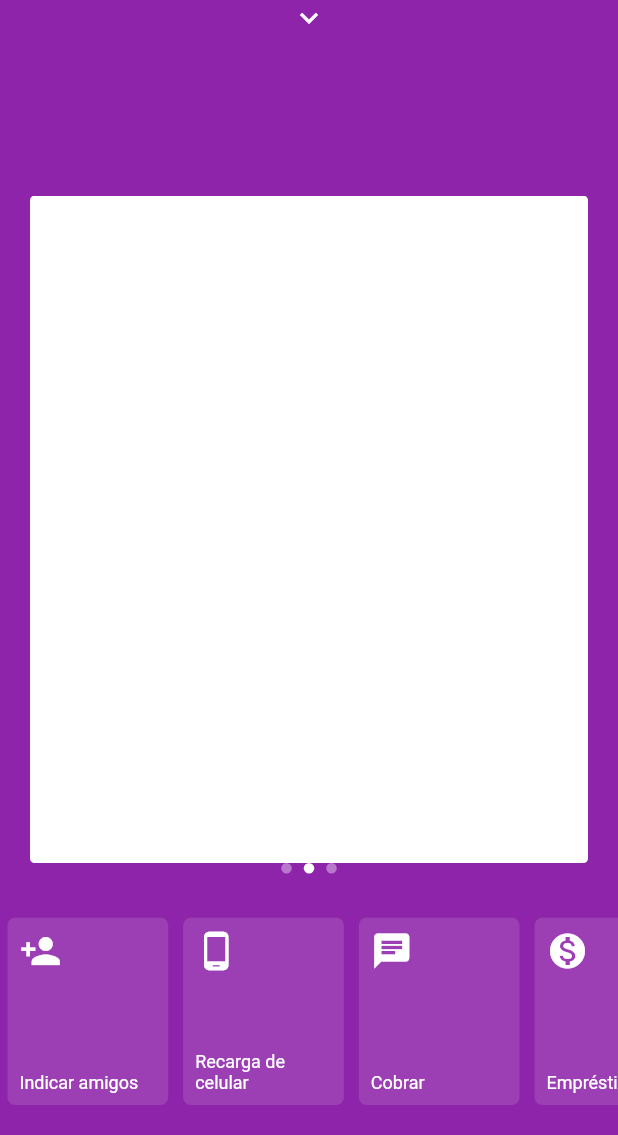
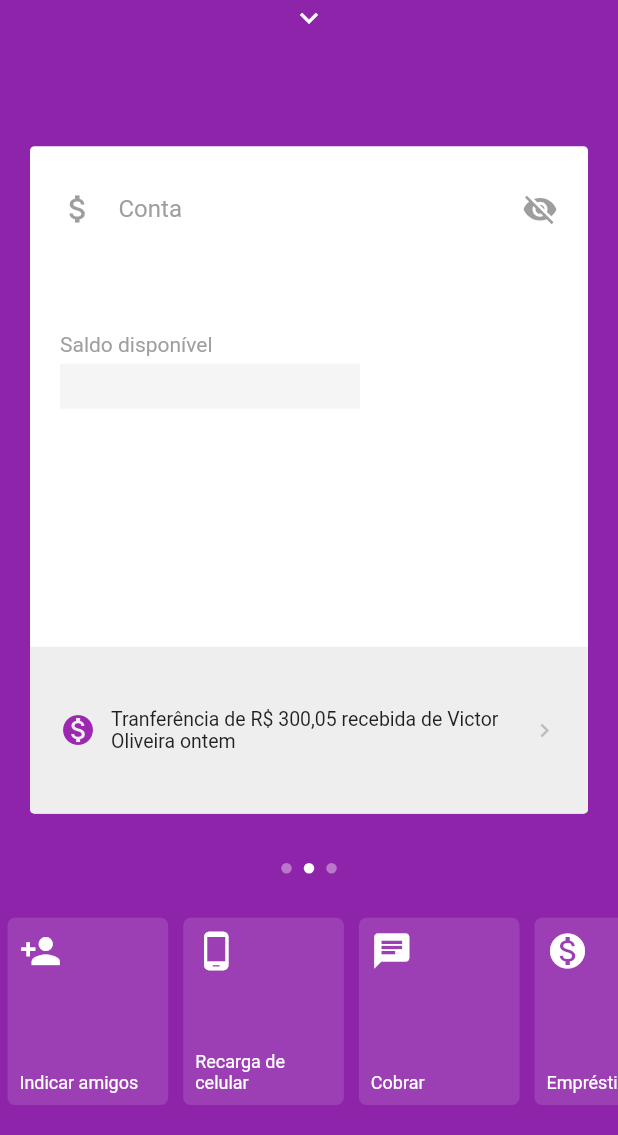
Before and after one commit to victoroliveira1605/NuBankUI, a Flutter app: the screen it shows after launch, swiped to page 2, on a phone screen of 412 x 824 dp, the part 101-1236 px from its top. Run offline on Flutter 3.47's test engine with Material 2 defaults, Android fonts, the phone set to English and light mode, and no system bars; our stand-ins replace flutter_svg; network calls fail.

Commit message:
sencond card

```diff
--- a/lib/pages/home/home_page.dart
+++ b/lib/pages/home/home_page.dart
@@ -26,7 +26,7 @@ class _HomePageState extends State<HomePage> {
   Widget build(BuildContext context) {
     double _screenHeight = MediaQuery.of(context).size.height;
     if (_yPosition == null) {
-      _yPosition = _screenHeight * .24;
+      _yPosition = _screenHeight * .20;
     }
     return Scaffold(
       backgroundColor: Colors.purple[600],
@@ -49,6 +49,11 @@ class _HomePageState extends State<HomePage> {
           ),
           BottomMenu(
             showMenu: _showMenu,
+          ),
+          MyDotsApp(
+            showMenu: _showMenu,
+            top: _screenHeight * .78,
+            currentIndex: _currentIndex,
           ),
           PageViewApp(
             showMenu: _showMenu,
@@ -95,11 +100,6 @@ class _HomePageState extends State<HomePage> {
               });
             },
           ),
-          MyDotsApp(
-            showMenu: _showMenu,
-            top: _screenHeight * .78,
-            currentIndex: _currentIndex,
-          ),
         ],
       ),
     );
--- a/lib/pages/home/widgets/page_view_app.dart
+++ b/lib/pages/home/widgets/page_view_app.dart
@@ -1,6 +1,8 @@
 import 'package:flutter/material.dart';
 import 'package:nubank/pages/home/widgets/card_app.dart';
 import 'package:nubank/pages/home/widgets/first_card.dart';
+import 'package:nubank/pages/home/widgets/second_card.dart';
+import 'package:nubank/pages/home/widgets/third_card.dart';
 
 class PageViewApp extends StatelessWidget {
   final double top;
@@ -32,8 +34,12 @@ class PageViewApp extends StatelessWidget {
             CardApp(
               child: FirstCard(),
             ),
-            CardApp(),
-            CardApp(),
+            CardApp(
+              child: SecondCard(),
+            ),
+            CardApp(
+              child: ThirdCard(),
+            ),
           ],
         ),
       ),
--- /dev/null
+++ b/lib/pages/home/widgets/second_card.dart
@@ -0,0 +1,145 @@
+import 'package:flutter/material.dart';
+import 'package:flutter_svg/flutter_svg.dart';
+
+class SecondCard extends StatefulWidget {
+  @override
+  _SecondCardState createState() => _SecondCardState();
+}
+
+class _SecondCardState extends State<SecondCard>
+    with AutomaticKeepAliveClientMixin {
+  bool _showSaldo = false;
+  @override
+  Widget build(BuildContext context) {
+    return ClipRRect(
+      borderRadius: BorderRadius.circular(3),
+      child: Column(
+        children: <Widget>[
+          Expanded(
+              flex: 3,
+              child: Container(
+                child: Row(
+                  children: <Widget>[
+                    Expanded(
+                      child: Column(
+                        crossAxisAlignment: CrossAxisAlignment.start,
+                        children: <Widget>[
+                          Padding(
+                            padding: const EdgeInsets.only(
+                                left: 20, right: 20, top: 30),
+                            child: Row(
+                              mainAxisAlignment: MainAxisAlignment.spaceBetween,
+                              children: <Widget>[
+                                Row(
+                                  children: <Widget>[
+                                    Icon(
+                                      Icons.attach_money,
+                                      color: Colors.grey,
+                                    ),
+                                    SizedBox(
+                                      width: 15,
+                                    ),
+                                    Text(
+                                      'Conta',
+                                      style: TextStyle(
+                                          color: Colors.grey, fontSize: 16),
+                                    ),
+                                  ],
+                                ),
+                                GestureDetector(
+                                  onTap: () {
+                                    setState(() {
+                                      _showSaldo = !_showSaldo;
+                                    });
+                                  },
+                                  child: SvgPicture.asset(
+                                    !_showSaldo
+                                        ? 'assets/icons/visibility_off-24px.svg'
+                                        : 'assets/icons/visibility-24px.svg',
+                                    color: Colors.grey,
+                                    semanticsLabel: 'disable_eye',
+                                  ),
+                                )
+                              ],
+                            ),
+                          ),
+                          Padding(
+                            padding: const EdgeInsets.only(
+                                left: 20, right: 20, top: 70),
+                            child: Row(
+                              children: <Widget>[
+                                Text(
+                                  'Saldo disponível',
+                                  style: TextStyle(
+                                    color: Colors.grey,
+                                    fontSize: 14,
+                                  ),
+                                )
+                              ],
+                            ),
+                          ),
+                          Padding(
+                            padding: const EdgeInsets.only(
+                                left: 20, right: 20, top: 5),
+                            child: Row(
+                              children: <Widget>[
+                                _showSaldo
+                                    ? Text.rich(
+                                        TextSpan(
+                                          text: 'R\$ 2.500,56',
+                                          style: TextStyle(
+                                              color: Colors.black87,
+                                              fontSize: 34,
+                                              fontWeight: FontWeight.w400),
+                                        ),
+                                      )
+                                    : Container(
+                                        width: 200,
+                                        height: 30,
+                                        color: Colors.grey[100],
+                                      )
+                              ],
+                            ),
+                          ),
+                        ],
+                      ),
+                    ),
+                  ],
+                ),
+              )),
+          Expanded(
+            flex: 1,
+            child: Container(
+              color: Colors.grey[200],
+              child: Padding(
+                padding: EdgeInsets.only(left: 20, right: 20),
+                child: Row(
+                  children: <Widget>[
+                    Icon(
+                      Icons.monetization_on,
+                      color: Colors.purple,
+                    ),
+                    SizedBox(
+                      width: 10,
+                    ),
+                    Flexible(
+                      child: Text(
+                        'Tranferência de R\$ 300,05 recebida de Victor Oliveira ontem',
+                        style: TextStyle(color: Colors.black87, fontSize: 13),
+                      ),
+                    ),
+                    Icon(Icons.chevron_right,
+                        color: Colors.grey[400], size: 18),
+                  ],
+                ),
+              ),
+            ),
+          )
+        ],
+      ),
+    );
+  }
+
+  @override
+  bool get wantKeepAlive => true;
+}
--- /dev/null
+++ b/lib/pages/home/widgets/third_card.dart
@@ -0,0 +1,8 @@
+import 'package:flutter/material.dart';
+
+class ThirdCard extends StatelessWidget {
+  @override
+  Widget build(BuildContext context) {
+    return Container();
+  }
+}
--- a/pubspec.yaml
+++ b/pubspec.yaml
@@ -19,6 +19,7 @@ environment:
 dependencies:
   flutter:
     sdk: flutter
+  flutter_svg: ^0.17.4
 
   # The following adds the Cupertino Icons font to your application.
   # Use with the CupertinoIcons class for iOS style icons.
@@ -41,9 +42,8 @@ flutter:
   uses-material-design: true
 
   # To add assets to your application, add an assets section, like this:
-  # assets:
-  #  - images/a_dot_burr.jpeg
-  #  - images/a_dot_ham.jpeg
+  assets:
+    - assets/icons/
 
   # An image asset can refer to one or more resolution-specific "variants", see
   # https://flutter.dev/assets-and-images/#resolution-aware.
```
Also changed, not shown: assets/icons/visibility-24px.svg (added), assets/icons/visibility_off-24px.svg (added), pubspec.lock.
